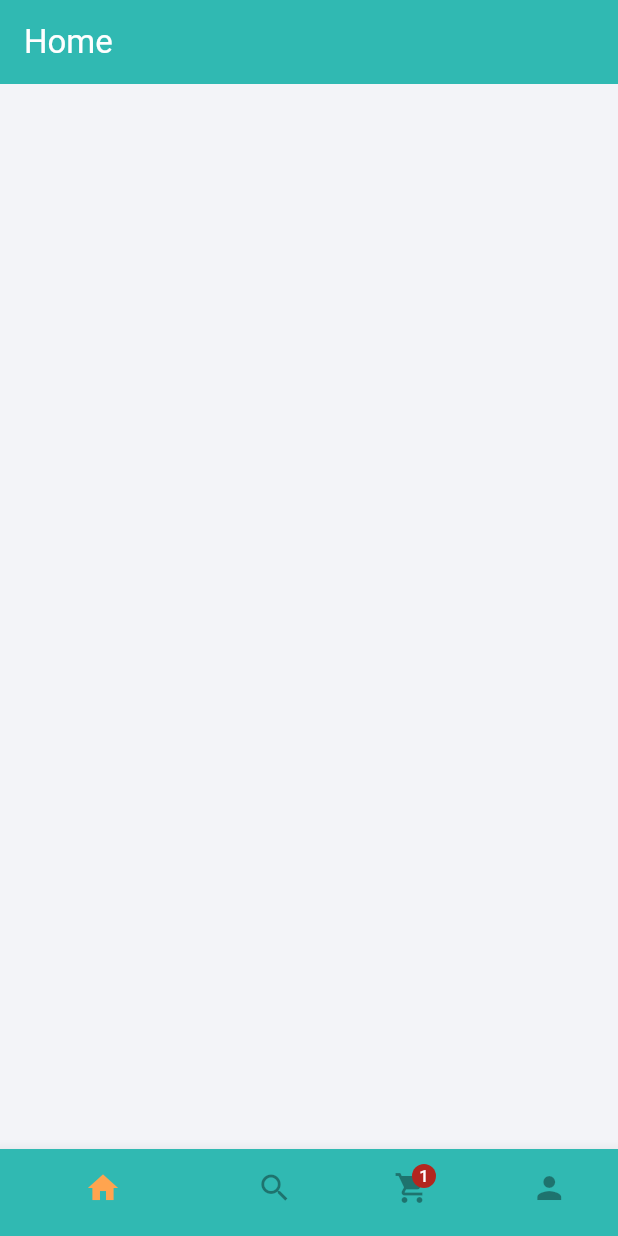
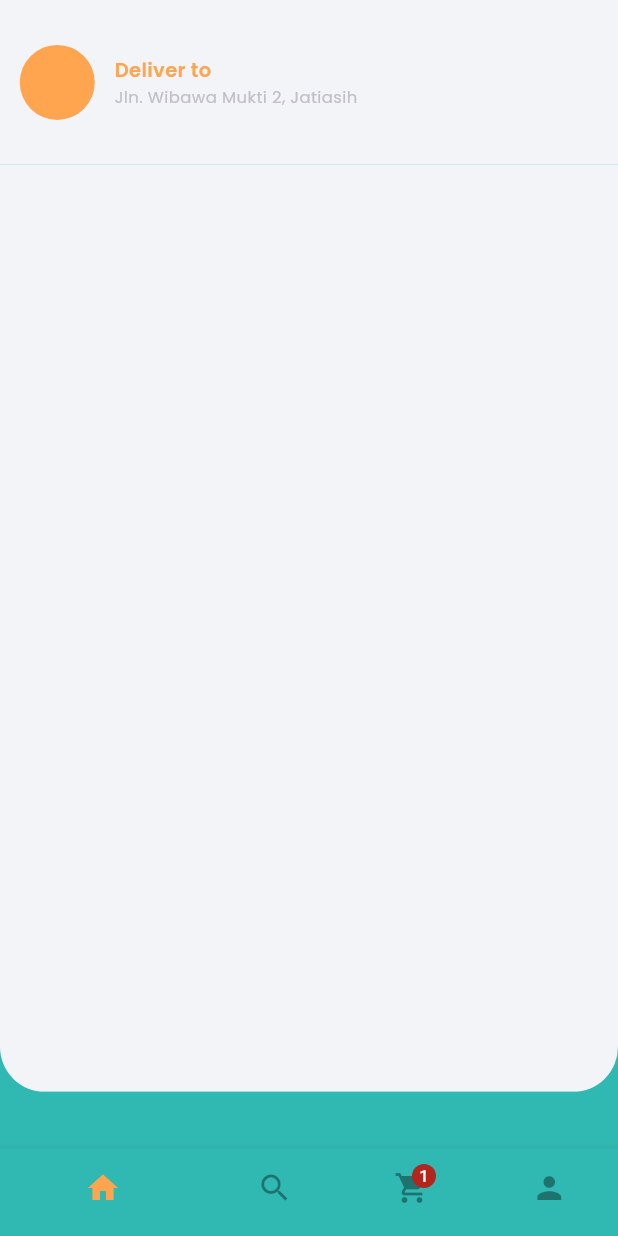
Before and after one commit to MaeAuliya/foodly-mobile, a Flutter app: the screen it shows after launch, on a phone screen of 412 x 824 dp. Run offline on Flutter 3.47's test engine with Material 3 defaults, Android fonts, the phone set to English and light mode, and no system bars; our stand-ins replace flutter_screenutil, get, google_fonts.

Commit message:
add feat: routes, clean architecture starter, app bar

```diff
--- /dev/null
+++ b/devtools_options.yaml
@@ -0,0 +1,3 @@
+description: This file stores settings for Dart & Flutter DevTools.
+documentation: https://docs.flutter.dev/tools/devtools/extensions#configure-extension-enablement-states
+extensions:
--- /dev/null
+++ b/lib/core/common/custom_appbar.dart
@@ -0,0 +1,49 @@
+import 'package:flutter/material.dart';
+import 'package:flutter_screenutil/flutter_screenutil.dart';
+
+import '../constants/constants.dart';
+import '../theme/app_style.dart';
+import '../theme/colors.dart';
+import 'reusable_text.dart';
+
+class CustomAppbar extends StatelessWidget {
+  const CustomAppbar({super.key});
+
+  @override
+  Widget build(BuildContext context) {
+    return Container(
+      padding: EdgeInsets.symmetric(horizontal: 12.w, vertical: 6.h),
+      height: 110.h,
+      width: width,
+      color: Colours.kOffWhite,
+      child: Row(
+        children: [
+          const CircleAvatar(
+            radius: 25,
+            backgroundColor: Colours.kSecondary,
+          ),
+          Padding(
+            padding: EdgeInsets.symmetric(horizontal: 12.w),
+            child: Column(
+              mainAxisAlignment: MainAxisAlignment.center,
+              crossAxisAlignment: CrossAxisAlignment.start,
+              children: [
+                ReusableText(
+                    text: "Deliver to",
+                    style: appStyle(13, Colours.kSecondary, FontWeight.w600)),
+                SizedBox(
+                  width: width * 0.65,
+                  child: Text(
+                    "Jln. Wibawa Mukti 2, Jatiasih",
+                    overflow: TextOverflow.ellipsis,
+                    style: appStyle(11, Colours.kGrayLight, FontWeight.w400),
+                  ),
+                )
+              ],
+            ),
+          )
+        ],
+      ),
+    );
+  }
+}
--- /dev/null
+++ b/lib/core/common/custom_container.dart
@@ -0,0 +1,31 @@
+import 'package:flutter/material.dart';
+import 'package:flutter_screenutil/flutter_screenutil.dart';
+
+import '../constants/constants.dart';
+import '../theme/colors.dart';
+
+class CustomContainer extends StatelessWidget {
+  const CustomContainer({super.key, required this.containerContent});
+
+  final Widget containerContent;
+
+  @override
+  Widget build(BuildContext context) {
+    return SizedBox(
+      height: MediaQuery.of(context).size.height * 0.75,
+      child: ClipRRect(
+        borderRadius: BorderRadius.only(
+          bottomLeft: Radius.circular(30.r),
+          bottomRight: Radius.circular(30.r),
+        ),
+        child: Container(
+          width: width,
+          color: Colours.kOffWhite,
+          child: SingleChildScrollView(
+            child: containerContent,
+          ),
+        ),
+      ),
+    );
+  }
+}
--- /dev/null
+++ b/lib/core/common/reusable_text.dart
@@ -0,0 +1,19 @@
+import 'package:flutter/material.dart';
+
+class ReusableText extends StatelessWidget {
+  const ReusableText({super.key, required this.text, required this.style});
+
+  final String text;
+  final TextStyle style;
+
+  @override
+  Widget build(BuildContext context) {
+    return Text(
+      text,
+      maxLines: 1,
+      softWrap: false,
+      textAlign: TextAlign.left,
+      style: style,
+    );
+  }
+}
--- a/lib/core/constants/constants.dart
+++ b/lib/core/constants/constants.dart
@@ -2,19 +2,6 @@ import 'dart:ui';
 
 import 'package:flutter_screenutil/flutter_screenutil.dart';
 String googleApiKey = '';
-
-const kPrimary = Color(0xFF30b9b2);
-const kPrimaryLight = Color(0xFF40F3EA);
-const kSecondary = Color(0xffffa44f);
-const kSecondaryLight = Color(0xFFffe5db);
-const kTertiary = Color(0xff0078a6);
-const kGray = Color(0xff83829A);
-const kGrayLight = Color(0xffC1C0C8);
-const kLightWhite = Color(0xffFAFAFC);
-const kWhite = Color(0xfffFFFFF);
-const kDark = Color(0xff000000);
-const kRed = Color(0xffe81e4d);
-const kOffWhite = Color(0xffF3F4F8);
 
 double height = 825.h;
 double width = 375.w;
--- /dev/null
+++ b/lib/core/services/router/router.dart
@@ -0,0 +1,5 @@
+import 'package:get/get.dart';
+
+import '../../../features/main/presentation/views/entrypoint.dart';
+
+part 'router.main.dart';
--- /dev/null
+++ b/lib/core/services/router/router.main.dart
@@ -0,0 +1,10 @@
+part of 'router.dart';
+
+class AppRoutes {
+  static String getInitialRoute() => MainScreen.routeName;
+
+  static List<GetPage> routes = [
+    // Main Screen
+    GetPage(name: MainScreen.routeName, page: () => const MainScreen())
+  ];
+}
--- /dev/null
+++ b/lib/core/theme/app_style.dart
@@ -0,0 +1,6 @@
+import 'package:flutter/material.dart';
+import 'package:google_fonts/google_fonts.dart';
+
+TextStyle appStyle(double size, Color color, FontWeight weight) {
+  return GoogleFonts.poppins(fontSize: size, color: color, fontWeight: weight);
+}
--- /dev/null
+++ b/lib/core/theme/colors.dart
@@ -0,0 +1,16 @@
+import 'dart:ui';
+
+class Colours {
+  static const kPrimary = Color(0xFF30b9b2);
+  static const kPrimaryLight = Color(0xFF40F3EA);
+  static const kSecondary = Color(0xffffa44f);
+  static const kSecondaryLight = Color(0xFFffe5db);
+  static const kTertiary = Color(0xff0078a6);
+  static const kGray = Color(0xff83829A);
+  static const kGrayLight = Color(0xffC1C0C8);
+  static const kLightWhite = Color(0xffFAFAFC);
+  static const kWhite = Color(0xfffFFFFF);
+  static const kDark = Color(0xff000000);
+  static const kRed = Color(0xffe81e4d);
+  static const kOffWhite = Color(0xffF3F4F8);
+}
--- a/lib/features/cart/views/cart_page.dart
+++ b/lib/features/cart/presentation/views/cart_page.dart
@@ -1,6 +1,6 @@
 import 'package:flutter/material.dart';
 
-import '../../../core/constants/constants.dart';
+import '../../../../core/theme/colors.dart';
 
 class CartPage extends StatelessWidget {
   const CartPage({super.key});
@@ -10,8 +10,8 @@ class CartPage extends StatelessWidget {
     return Scaffold(
       appBar: AppBar(
         title: const Text('Cart'),
-        foregroundColor: kWhite,
-        backgroundColor: kPrimary,
+        foregroundColor: Colours.kWhite,
+        backgroundColor: Colours.kPrimary,
       ),
       body: Container(),
     );
--- /dev/null
+++ b/lib/features/home/presentation/views/home_page.dart
@@ -0,0 +1,26 @@
+import 'package:flutter/material.dart';
+import 'package:flutter_screenutil/flutter_screenutil.dart';
+
+import '../../../../core/common/custom_appbar.dart';
+import '../../../../core/common/custom_container.dart';
+import '../../../../core/theme/colors.dart';
+
+class HomePage extends StatelessWidget {
+  const HomePage({super.key});
+
+  @override
+  Widget build(BuildContext context) {
+    return Scaffold(
+      backgroundColor: Colours.kPrimary,
+      appBar: PreferredSize(
+          preferredSize: Size.fromHeight(130.h),
+          child: const CustomAppbar()
+      ),
+      body: SafeArea(
+          child: CustomContainer(
+              containerContent: Container()
+          )
+      ),
+    );
+  }
+}
--- a/lib/features/home/views/home_page.dart
+++ /dev/null
@@ -1,19 +0,0 @@
-import 'package:flutter/material.dart';
-
-import '../../../core/constants/constants.dart';
-
-class HomePage extends StatelessWidget {
-  const HomePage({super.key});
-
-  @override
-  Widget build(BuildContext context) {
-    return Scaffold(
-      appBar: AppBar(
-        title: const Text('Home'),
-        foregroundColor: kWhite,
-        backgroundColor: kPrimary,
-      ),
-      body: Container(),
-    );;
-  }
-}
--- /dev/null
+++ b/lib/features/main/presentation/views/entrypoint.dart
@@ -0,0 +1,48 @@
+import 'package:flutter/material.dart';
+import 'package:get/get.dart';
+
+import '../../../../core/controller/tab_index_controller.dart';
+import '../../../../core/theme/colors.dart';
+
+class MainScreen extends StatelessWidget {
+  const MainScreen({super.key});
+
+  static const routeName = "/main";
+
+  @override
+  Widget build(BuildContext context) {
+    final TabIndexController controller = Get.put(TabIndexController());
+
+    return Obx(() => Scaffold(
+          body: IndexedStack(
+            index: controller.tabIndex,
+            children: controller.screens,
+          ),
+          bottomNavigationBar: Theme(
+              data: Theme.of(context).copyWith(canvasColor: Colours.kPrimary),
+              child: BottomNavigationBar(
+                  showSelectedLabels: false,
+                  showUnselectedLabels: false,
+                  unselectedIconTheme:
+                      const IconThemeData(color: Colors.black38),
+                  selectedIconTheme:
+                      const IconThemeData(color: Colours.kSecondary),
+                  onTap: (value) {
+                    controller.setTabIndex = value;
+                  },
+                  currentIndex: controller.tabIndex,
+                  items: const [
+                    BottomNavigationBarItem(
+                        icon: Icon(Icons.home), label: 'Home'),
+                    BottomNavigationBarItem(
+                        icon: Icon(Icons.search), label: 'Search'),
+                    BottomNavigationBarItem(
+                        icon: Badge(
+                            label: Text('1'), child: Icon(Icons.shopping_cart)),
+                        label: 'Cart'),
+                    BottomNavigationBarItem(
+                        icon: Icon(Icons.person), label: 'Profile')
+                  ])),
+        ));
+  }
+}
--- a/lib/features/main/views/entrypoint.dart
+++ /dev/null
@@ -1,44 +0,0 @@
-import 'package:flutter/material.dart';
-import 'package:get/get.dart';
-
-import '../../../core/constants/constants.dart';
-import '../../../core/controller/tab_index_controller.dart';
-
-class MainScreen extends StatelessWidget {
-  const MainScreen({super.key});
-
-  @override
-  Widget build(BuildContext context) {
-    final TabIndexController controller = Get.put(TabIndexController());
-
-    return Obx(() => Scaffold(
-      body: IndexedStack(
-        index: controller.tabIndex,
-        children: controller.screens,
-      ),
-      bottomNavigationBar: Theme(
-          data: Theme.of(context).copyWith(canvasColor: kPrimary),
-          child: BottomNavigationBar(
-              showSelectedLabels: false,
-              showUnselectedLabels: false,
-              unselectedIconTheme: const IconThemeData(color: Colors.black38),
-              selectedIconTheme: const IconThemeData(color: kSecondary),
-              onTap: (value){
-                controller.setTabIndex = value;
-              },
-              currentIndex: controller.tabIndex,
-              items: const [
-                BottomNavigationBarItem(icon: Icon(Icons.home), label: 'Home'),
-                BottomNavigationBarItem(icon: Icon(Icons.search), label: 'Search'),
-                BottomNavigationBarItem(
-                    icon: Badge(
-                        label: Text('1'),
-                        child: Icon(Icons.shopping_cart)),
-                    label: 'Cart'),
-                BottomNavigationBarItem(icon: Icon(Icons.person), label: 'Profile')
-              ]
-          )
-      ),
-    ));
-  }
-}
--- a/lib/features/profile/views/profile_page.dart
+++ b/lib/features/profile/presentation/views/profile_page.dart
@@ -1,6 +1,6 @@
 import 'package:flutter/material.dart';
 
-import '../../../core/constants/constants.dart';
+import '../../../../core/theme/colors.dart';
 
 class ProfilePage extends StatelessWidget {
   const ProfilePage({super.key});
@@ -10,8 +10,8 @@ class ProfilePage extends StatelessWidget {
     return Scaffold(
       appBar: AppBar(
         title: const Text('Profile'),
-        foregroundColor: kWhite,
-        backgroundColor: kPrimary,
+        foregroundColor: Colours.kWhite,
+        backgroundColor: Colours.kPrimary,
       ),
       body: Container(),
     );
--- a/lib/features/search/views/search_page.dart
+++ b/lib/features/search/presentation/views/search_page.dart
@@ -1,6 +1,6 @@
 import 'package:flutter/material.dart';
 
-import '../../../core/constants/constants.dart';
+import '../../../../core/theme/colors.dart';
 
 class SearchPage extends StatelessWidget {
   const SearchPage({super.key});
@@ -10,8 +10,8 @@ class SearchPage extends StatelessWidget {
     return Scaffold(
       appBar: AppBar(
         title: const Text('Search'),
-        foregroundColor: kWhite,
-        backgroundColor: kPrimary,
+        foregroundColor: Colours.kWhite,
+        backgroundColor: Colours.kPrimary,
       ),
       body: Container(),
     );
--- a/lib/main.dart
+++ b/lib/main.dart
@@ -2,8 +2,8 @@ import 'package:flutter/material.dart';
 import 'package:flutter_screenutil/flutter_screenutil.dart';
 import 'package:get/get.dart';
 
-import 'core/constants/constants.dart';
-import 'features/main/views/entrypoint.dart';
+import 'core/services/router/router.dart';
+import 'core/theme/colors.dart';
 
 void main() {
   runApp(const MyApp());
@@ -11,27 +11,23 @@ void main() {
 
 class MyApp extends StatelessWidget {
   const MyApp({super.key});
+
   @override
   Widget build(BuildContext context) {
-    double width = MediaQuery.of(context).size.width;
-    double height = MediaQuery.of(context).size.height;
-
     return ScreenUtilInit(
-      designSize: Size(width, height),
+      designSize: const Size(375, 825),
       minTextAdapt: true,
       splitScreenMode: true,
       builder: (context, _) {
-        debugPrint(width.toString());
-        debugPrint(height.toString());
         return GetMaterialApp(
           title: 'Foodly',
           debugShowCheckedModeBanner: false,
           theme: ThemeData(
-            scaffoldBackgroundColor: kOffWhite,
-            iconTheme: const IconThemeData(color: kDark),
-            primarySwatch: Colors.grey
-          ),
-          home: const MainScreen(),
+              scaffoldBackgroundColor: Colours.kOffWhite,
+              iconTheme: const IconThemeData(color: Colours.kDark),
+              primarySwatch: Colors.grey),
+          initialRoute: AppRoutes.getInitialRoute(),
+          getPages: AppRoutes.routes,
         );
       },
     );
```
Also changed, not shown: lib/core/controller/tab_index_controller.dart (+4 -4 lines).
